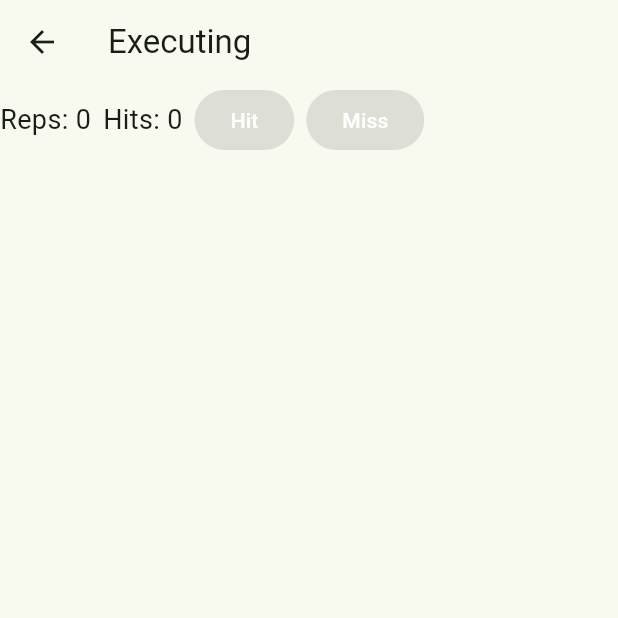
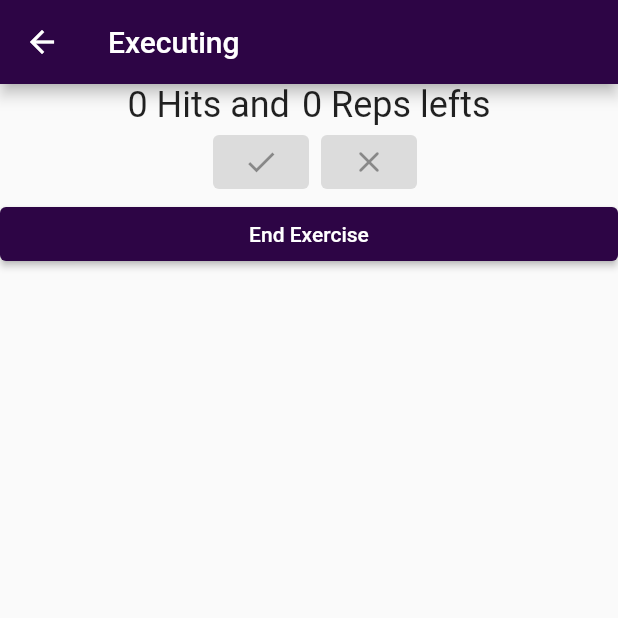
Before and after one commit to mikaZimmermann/golfApp, a Flutter app: the ExecuteExercise screen opened directly with empty values, on a phone screen of 412 x 824 dp, the top half of it. Run offline on Flutter 3.47's test engine with Material 2 defaults, Android fonts, the phone set to English and light mode, and no system bars.

Commit message:
messing about with themes

```diff
--- a/lib/DisplayExercise.dart
+++ b/lib/DisplayExercise.dart
@@ -46,8 +46,8 @@ class _DExerciseState extends State<DisplayExercise> {
                   );
                 },
                 style: ElevatedButton.styleFrom(
-                    backgroundColor: Colors.greenAccent),
-                child: const Text('Start')),
+                    backgroundColor: const Color.fromARGB(255, 14, 160, 58)),
+                child: const Icon(Icons.play_arrow_outlined)),
           );
         },
       ),
--- a/lib/ExecuteExercise.dart
+++ b/lib/ExecuteExercise.dart
@@ -37,37 +37,49 @@ class _ExerciseState extends State<ExecuteExercise> {
       appBar: AppBar(
         title: Text('Executing ${widget.exercise.desc.name}'),
       ),
-      body: Row(
-        mainAxisSize: MainAxisSize.min,
+      body: SingleChildScrollView(
+        child: Column(
+          crossAxisAlignment: CrossAxisAlignment.stretch,
+          children: [
+            Row(
+              mainAxisAlignment: MainAxisAlignment.center,
               children: [
                 Text(
-            'Reps: $repcount',
-            style: const TextStyle(fontSize: 18),
+                  '$shotsmade Hits and',
+                  style: const TextStyle(fontSize: 24),
                 ),
                 const SizedBox(width: 8),
                 Text(
-            'Hits: $shotsmade',
-            style: const TextStyle(fontSize: 18),
+                  '$repcount Reps lefts',
+                  style: const TextStyle(fontSize: 24),
                 ),
+              ],
+            ),
+            Row(
+              mainAxisSize: MainAxisSize.min,
+              mainAxisAlignment: MainAxisAlignment.center,
+              children: [
                 const SizedBox(width: 8),
                 ElevatedButton(
                   onPressed: repcount > 0 ? incrementCount : null,
-            style: ElevatedButton.styleFrom(backgroundColor: Colors.green),
-            child: const Text(
-              'Hit',
-              style: TextStyle(color: Colors.white),
-            ),
+                  style:
+                      ElevatedButton.styleFrom(backgroundColor: Colors.green),
+                  child: const Icon(Icons.check),
                 ),
                 const SizedBox(width: 8),
                 ElevatedButton(
                   onPressed: repcount > 0 ? decrementCount : null,
                   style: ElevatedButton.styleFrom(backgroundColor: Colors.red),
-            child: const Text(
-              'Miss',
-              style: TextStyle(color: Colors.white),
-            ),
+                  child: const Icon(Icons.clear_rounded),
                 ),
               ],
+            ),
+            ElevatedButton(
+              onPressed: () {},
+              child: const Text('End Exercise'),
+            ),
+          ],
+        ),
       ),
     );
   }
--- a/lib/Importer.dart
+++ b/lib/Importer.dart
@@ -124,7 +124,7 @@ class Importer {
         records: [ExecutionRecord(exerciseID: 1)]),
     Exercise(
         id: 2,
-        desc: ExerciseDescription('Short put', 'en', 'de', 10, 6, 20, 10),
+        desc: ExerciseDescription('Short put', 'en', 'de', 15, 6, 20, 10),
         focusPoints: _beginnerFP,
         records: [ExecutionRecord(exerciseID: 2)]),
     Exercise(
@@ -134,7 +134,7 @@ class Importer {
         records: [ExecutionRecord(exerciseID: 3)]),
     Exercise(
         id: 4,
-        desc: ExerciseDescription('Heavy ting', 'en', 'de', 10, 8, 25, 5),
+        desc: ExerciseDescription('Heavy ting', 'en', 'de', 20, 8, 25, 5),
         focusPoints: [
           const FocusPoint(
               name: 'Advanced 1',
--- /dev/null
+++ b/lib/Themes.dart
@@ -0,0 +1,24 @@
+import 'package:flutter/material.dart';
+
+class Themes {
+  Color lightPrimaryColor = Color.fromARGB(255, 45, 5, 69);
+  Color darkPrimaryColor = Color.fromARGB(255, 164, 125, 255);
+  Color secondaryColor = Color.fromARGB(255, 0, 0, 0);
+  Color accentColor = Color.fromARGB(255, 255, 255, 255);
+
+  static ThemeData lightTheme = ThemeData(
+    primaryColor: ThemeData.light().scaffoldBackgroundColor,
+    colorScheme: const ColorScheme.light().copyWith(
+        primary: _themeClass.lightPrimaryColor,
+        secondary: _themeClass.secondaryColor),
+  );
+
+  static ThemeData darkTheme = ThemeData(
+    primaryColor: ThemeData.dark().scaffoldBackgroundColor,
+    colorScheme: const ColorScheme.dark().copyWith(
+        primary: _themeClass.darkPrimaryColor,
+        secondary: _themeClass.accentColor),
+  );
+}
+
+Themes _themeClass = Themes();
--- a/lib/main.dart
+++ b/lib/main.dart
@@ -3,6 +3,7 @@ import 'package:flutter/material.dart';
 //import 'FocusPoint.dart';
 import 'Importer.dart';
 import 'TrainingPlanOverview.dart';
+import 'Themes.dart';
 //import 'Exercise.dart';
 //import 'ExerciseDescription.dart';
 
@@ -18,11 +19,8 @@ class MyApp extends StatelessWidget {
   Widget build(BuildContext context) {
     return MaterialApp(
       title: 'Golf Training',
-      theme: ThemeData(
-        colorScheme: ColorScheme.fromSeed(
-            seedColor: const Color.fromARGB(255, 15, 78, 2)),
-        useMaterial3: true,
-      ),
+      theme: Themes.lightTheme,
+      darkTheme: Themes.darkTheme,
       home: const MyHomePage(title: 'Golf Training'),
     );
   }
@@ -47,7 +45,6 @@ class _MyHomePageState extends State<MyHomePage> {
 
     return Scaffold(
       appBar: AppBar(
-        backgroundColor: const Color.fromARGB(255, 101, 149, 203),
         title: Text(widget.title),
       ),
       body: Center(
```
Lines whose indentation alone changed are shown as unchanged.
